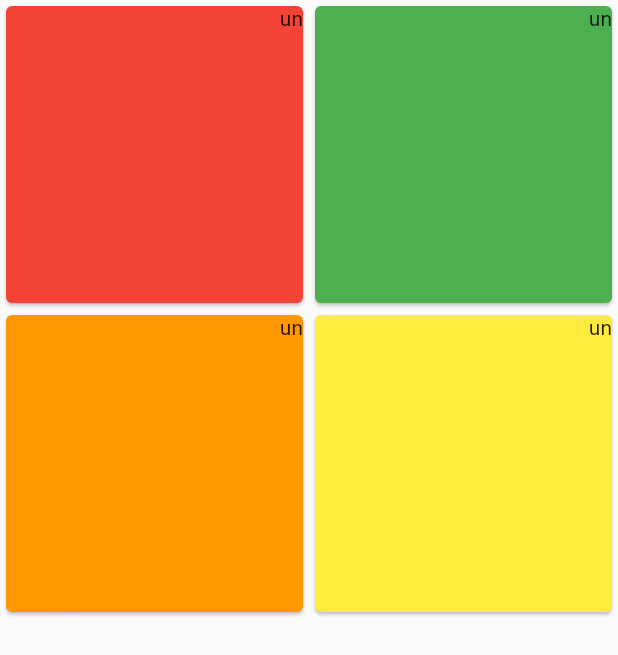
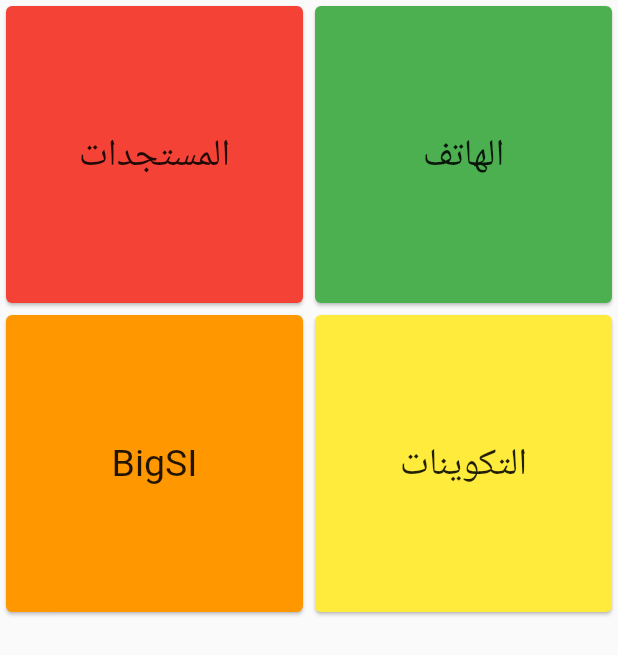
Before and after one commit to mourahi/bigsi_ms_safi, a Flutter app: the screen it shows after launch, on a phone screen of 412 x 824 dp. Shown: the top 655 px of the screen. Run offline on Flutter 3.47's test engine with Material 2 defaults, Android fonts, the phone set to English and light mode, and no system bars; our stand-ins replace hive, hive_flutter; accounts and stored records are empty.

Commit message:
homePage gridview

```diff
--- a/lib/communicator/pagehome.dart
+++ b/lib/communicator/pagehome.dart
@@ -13,23 +13,44 @@
           children: [
             GestureDetector(
               onTap: () {
-                Navigator.of(context).pushNamed('homepage');
+                Navigator.of(context).pushNamed('phonescomponent');
               },
               child: const Card(
-                child: Text("un"),
+                child: Center(
+                    child: Text(
+                  "الهاتف",
+                  style: TextStyle(fontSize: 25),
+                )),
                 color: Colors.green,
               ),
             ),
-            const Card(
-              child: Text("un"),
-              color: Colors.red,
+            GestureDetector(
+              onTap: () {
+                Navigator.of(context).pushNamed('newscomponent');
+              },
+              child: const Card(
+                child: Center(
+                    child: Text(
+                  "المستجدات",
+                  style: TextStyle(fontSize: 25),
+                )),
+                color: Colors.red,
+              ),
             ),
             const Card(
-              child: Text("un"),
+              child: Center(
+                  child: Text(
+                "التكوينات",
+                style: TextStyle(fontSize: 25),
+              )),
               color: Colors.yellow,
             ),
             const Card(
-              child: Text("un"),
+              child: Center(
+                  child: Text(
+                "BigSI",
+                style: TextStyle(fontSize: 25),
+              )),
               color: Colors.orange,
             ),
           ],
--- /dev/null
+++ b/lib/component/news/newscomponent.dart
@@ -0,0 +1,13 @@
+import 'package:bigsi_ms_safi/component/news/newslist.dart';
+import 'package:flutter/material.dart';
+
+class NewsComponent extends StatelessWidget {
+  const NewsComponent({Key? key}) : super(key: key);
+
+  @override
+  Widget build(BuildContext context) {
+    return Directionality(
+        textDirection: TextDirection.rtl,
+        child: Scaffold(appBar: AppBar(), body: const NewsList()));
+  }
+}
--- a/lib/main.dart
+++ b/lib/main.dart
@@ -1,10 +1,11 @@
+import 'package:bigsi_ms_safi/component/news/newscomponent.dart';
+import 'package:bigsi_ms_safi/component/news/newslist.dart';
 import 'package:bigsi_ms_safi/component/phones/view/phonescomponent.dart';
 import 'package:bigsi_ms_safi/communicator/pagehome.dart';
 import 'package:bigsi_ms_safi/component/news/newsprovider.dart';
 import 'package:bigsi_ms_safi/component/news/newsview.dart';
 import 'package:bigsi_ms_safi/component/phones/provider/cycleprovider.dart';
 import 'package:bigsi_ms_safi/component/phones/provider/phone.dart';
-import 'package:bigsi_ms_safi/component/phones/view/phonespage.dart';
 import 'package:bigsi_ms_safi/component/phones/provider/phonesprovider.dart';
 import 'package:flutter/material.dart';
 import 'package:hive_flutter/hive_flutter.dart';
@@ -38,7 +39,8 @@
       home: const Directionality(
           textDirection: TextDirection.rtl, child: PageHome()),
       routes: {
-        'homepage': (BuildContext context) => const PhonesComponent(),
+        'phonescomponent': (BuildContext context) => const PhonesComponent(),
+        'newscomponent': (BuildContext context) => const NewsComponent(),
         'newsview': (BuildContext context) => const NewsView(),
         'pagechoice': (BuildContext context) => const PageHome()
       },
```
